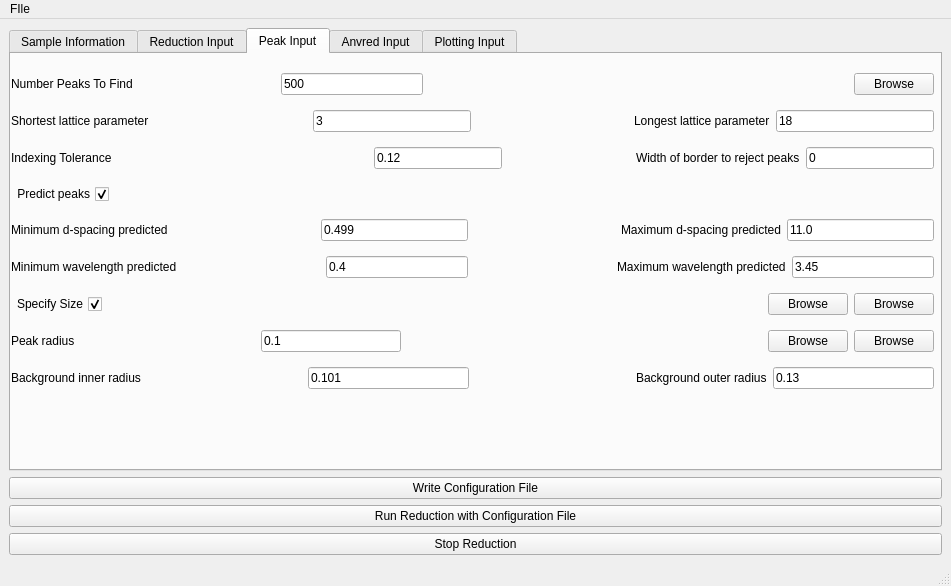
Old version of the form design.ui in the repository mantidproject/SCDReductionGUI.
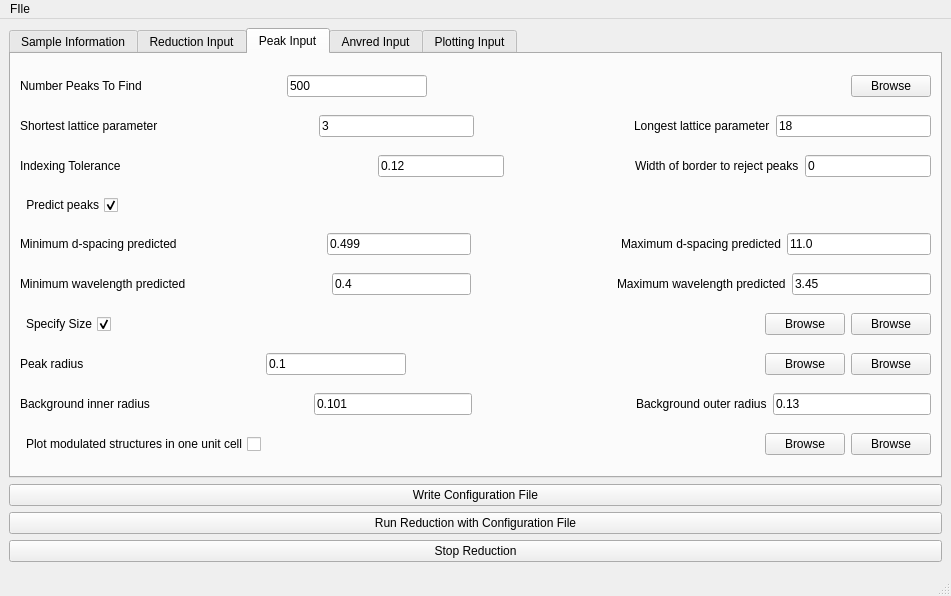
New version of the form. The open tabs and pages were chosen to show the change.

Commit message: Refs #master add satellite plots

```diff
--- a/design.ui
+++ b/design.ui
@@ -7,7 +7,7 @@
     <x>0</x>
     <y>0</y>
     <width>951</width>
-    <height>586</height>
+    <height>596</height>
    </rect>
   </property>
   <property name="windowTitle">
@@ -2339,18 +2339,14 @@
          <attribute name="title">
           <string>Peak Input</string>
          </attribute>
-         <widget class="QWidget" name="layoutWidget">
-          <property name="geometry">
-           <rect>
-            <x>0</x>
-            <y>10</y>
-            <width>923</width>
-            <height>335</height>
-           </rect>
-          </property>
-          <layout class="QHBoxLayout" name="horizontalLayout_73">
+         <layout class="QVBoxLayout" name="verticalLayout_11">
            <item>
-            <layout class="QVBoxLayout" name="verticalLayout_19">
+           <layout class="QVBoxLayout" name="verticalLayout_20">
+            <item>
+             <layout class="QHBoxLayout" name="horizontalLayout_86"/>
+            </item>
+           </layout>
+          </item>
              <item>
               <layout class="QHBoxLayout" name="horizontalLayout_76">
                <item>
@@ -3784,17 +3780,350 @@
                </item>
               </layout>
              </item>
-            </layout>
+          <item>
+           <layout class="QHBoxLayout" name="horizontalLayout_77">
+            <item>
+             <widget class="QCheckBox" name="modStruct_chbx">
+              <property name="toolTip">
+               <string>Specify size of largest axis for ellipses</string>
+              </property>
+              <property name="layoutDirection">
+               <enum>Qt::RightToLeft</enum>
+              </property>
+              <property name="text">
+               <string>Plot modulated structures in one unit cell</string>
+              </property>
+              <property name="checked">
+               <bool>false</bool>
+              </property>
+             </widget>
            </item>
            <item>
-            <layout class="QVBoxLayout" name="verticalLayout_20">
+             <spacer name="horizontalSpacer_68">
+              <property name="orientation">
+               <enum>Qt::Horizontal</enum>
+              </property>
+              <property name="sizeHint" stdset="0">
+               <size>
+                <width>40</width>
+                <height>20</height>
+               </size>
+              </property>
+             </spacer>
+            </item>
              <item>
-              <layout class="QHBoxLayout" name="horizontalLayout_86"/>
-             </item>
+             <widget class="QPushButton" name="DataFile_btn_22">
+              <property name="enabled">
+               <bool>true</bool>
+              </property>
+              <property name="sizePolicy">
+               <sizepolicy hsizetype="Minimum" vsizetype="Fixed">
+                <horstretch>0</horstretch>
+                <verstretch>0</verstretch>
+               </sizepolicy>
+              </property>
+              <property name="minimumSize">
+               <size>
+                <width>0</width>
+                <height>0</height>
+               </size>
+              </property>
+              <property name="maximumSize">
+               <size>
+                <width>16777215</width>
+                <height>16777215</height>
+               </size>
+              </property>
+              <property name="sizeIncrement">
+               <size>
+                <width>0</width>
+                <height>0</height>
+               </size>
+              </property>
+              <property name="baseSize">
+               <size>
+                <width>0</width>
+                <height>0</height>
+               </size>
+              </property>
+              <property name="palette">
+               <palette>
+                <active/>
+                <inactive/>
+                <disabled/>
+               </palette>
+              </property>
+              <property name="font">
+               <font/>
+              </property>
+              <property name="cursor">
+               <cursorShape>ArrowCursor</cursorShape>
+              </property>
+              <property name="mouseTracking">
+               <bool>false</bool>
+              </property>
+              <property name="focusPolicy">
+               <enum>Qt::StrongFocus</enum>
+              </property>
+              <property name="contextMenuPolicy">
+               <enum>Qt::DefaultContextMenu</enum>
+              </property>
+              <property name="updatesEnabled">
+               <bool>true</bool>
+              </property>
+              <property name="visible">
+               <bool>false</bool>
+              </property>
+              <property name="acceptDrops">
+               <bool>false</bool>
+              </property>
+              <property name="windowTitle">
+               <string/>
+              </property>
+              <property name="windowIconText">
+               <string/>
+              </property>
+              <property name="windowOpacity">
+               <double>1.000000000000000</double>
+              </property>
+              <property name="windowModified">
+               <bool>false</bool>
+              </property>
+              <property name="toolTip">
+               <string>Browse for the event file to be loaded.</string>
+              </property>
+              <property name="statusTip">
+               <string/>
+              </property>
+              <property name="whatsThis">
+               <string/>
+              </property>
+              <property name="accessibleName">
+               <string/>
+              </property>
+              <property name="accessibleDescription">
+               <string/>
+              </property>
+              <property name="layoutDirection">
+               <enum>Qt::LeftToRight</enum>
+              </property>
+              <property name="autoFillBackground">
+               <bool>false</bool>
+              </property>
+              <property name="styleSheet">
+               <string notr="true"/>
+              </property>
+              <property name="locale">
+               <locale language="English" country="UnitedStates"/>
+              </property>
+              <property name="windowFilePath">
+               <string/>
+              </property>
+              <property name="inputMethodHints">
+               <set>Qt::ImhNone</set>
+              </property>
+              <property name="text">
+               <string>Browse</string>
+              </property>
+              <property name="iconSize">
+               <size>
+                <width>16</width>
+                <height>16</height>
+               </size>
+              </property>
+              <property name="shortcut">
+               <string/>
+              </property>
+              <property name="checkable">
+               <bool>false</bool>
+              </property>
+              <property name="checked">
+               <bool>false</bool>
+              </property>
+              <property name="autoRepeat">
+               <bool>false</bool>
+              </property>
+              <property name="autoExclusive">
+               <bool>false</bool>
+              </property>
+              <property name="autoRepeatDelay">
+               <number>300</number>
+              </property>
+              <property name="autoRepeatInterval">
+               <number>100</number>
+              </property>
+              <property name="down">
+               <bool>false</bool>
+              </property>
+              <property name="autoDefault">
+               <bool>true</bool>
+              </property>
+              <property name="default">
+               <bool>false</bool>
+              </property>
+              <property name="flat">
+               <bool>false</bool>
+              </property>
+             </widget>
+            </item>
+            <item>
+             <widget class="QPushButton" name="DataFile_btn_23">
+              <property name="enabled">
+               <bool>true</bool>
+              </property>
+              <property name="sizePolicy">
+               <sizepolicy hsizetype="Minimum" vsizetype="Fixed">
+                <horstretch>0</horstretch>
+                <verstretch>0</verstretch>
+               </sizepolicy>
+              </property>
+              <property name="minimumSize">
+               <size>
+                <width>0</width>
+                <height>0</height>
+               </size>
+              </property>
+              <property name="maximumSize">
+               <size>
+                <width>16777215</width>
+                <height>16777215</height>
+               </size>
+              </property>
+              <property name="sizeIncrement">
+               <size>
+                <width>0</width>
+                <height>0</height>
+               </size>
+              </property>
+              <property name="baseSize">
+               <size>
+                <width>0</width>
+                <height>0</height>
+               </size>
+              </property>
+              <property name="palette">
+               <palette>
+                <active/>
+                <inactive/>
+                <disabled/>
+               </palette>
+              </property>
+              <property name="font">
+               <font/>
+              </property>
+              <property name="cursor">
+               <cursorShape>ArrowCursor</cursorShape>
+              </property>
+              <property name="mouseTracking">
+               <bool>false</bool>
+              </property>
+              <property name="focusPolicy">
+               <enum>Qt::StrongFocus</enum>
+              </property>
+              <property name="contextMenuPolicy">
+               <enum>Qt::DefaultContextMenu</enum>
+              </property>
+              <property name="updatesEnabled">
+               <bool>true</bool>
+              </property>
+              <property name="visible">
+               <bool>false</bool>
+              </property>
+              <property name="acceptDrops">
+               <bool>false</bool>
+              </property>
+              <property name="windowTitle">
+               <string/>
+              </property>
+              <property name="windowIconText">
+               <string/>
+              </property>
+              <property name="windowOpacity">
+               <double>1.000000000000000</double>
+              </property>
+              <property name="windowModified">
+               <bool>false</bool>
+              </property>
+              <property name="toolTip">
+               <string>Browse for the event file to be loaded.</string>
+              </property>
+              <property name="statusTip">
+               <string/>
+              </property>
+              <property name="whatsThis">
+               <string/>
+              </property>
+              <property name="accessibleName">
+               <string/>
+              </property>
+              <property name="accessibleDescription">
+               <string/>
+              </property>
+              <property name="layoutDirection">
+               <enum>Qt::LeftToRight</enum>
+              </property>
+              <property name="autoFillBackground">
+               <bool>false</bool>
+              </property>
+              <property name="styleSheet">
+               <string notr="true"/>
+              </property>
+              <property name="locale">
+               <locale language="English" country="UnitedStates"/>
+              </property>
+              <property name="windowFilePath">
+               <string/>
+              </property>
+              <property name="inputMethodHints">
+               <set>Qt::ImhNone</set>
+              </property>
+              <property name="text">
+               <string>Browse</string>
+              </property>
+              <property name="iconSize">
+               <size>
+                <width>16</width>
+                <height>16</height>
+               </size>
+              </property>
+              <property name="shortcut">
+               <string/>
+              </property>
+              <property name="checkable">
+               <bool>false</bool>
+              </property>
+              <property name="checked">
+               <bool>false</bool>
+              </property>
+              <property name="autoRepeat">
+               <bool>false</bool>
+              </property>
+              <property name="autoExclusive">
+               <bool>false</bool>
+              </property>
+              <property name="autoRepeatDelay">
+               <number>300</number>
+              </property>
+              <property name="autoRepeatInterval">
+               <number>100</number>
+              </property>
+              <property name="down">
+               <bool>false</bool>
+              </property>
+              <property name="autoDefault">
+               <bool>true</bool>
+              </property>
+              <property name="default">
+               <bool>false</bool>
+              </property>
+              <property name="flat">
+               <bool>false</bool>
+              </property>
+             </widget>
+            </item>
             </layout>
            </item>
           </layout>
-         </widget>
         </widget>
         <widget class="QWidget" name="anvred">
          <attribute name="title">
```
Left out of the diff: 36 changed lines with no effect on the pictures. Lines whose indentation alone changed are shown as unchanged. The commit also changes 6 other files.
